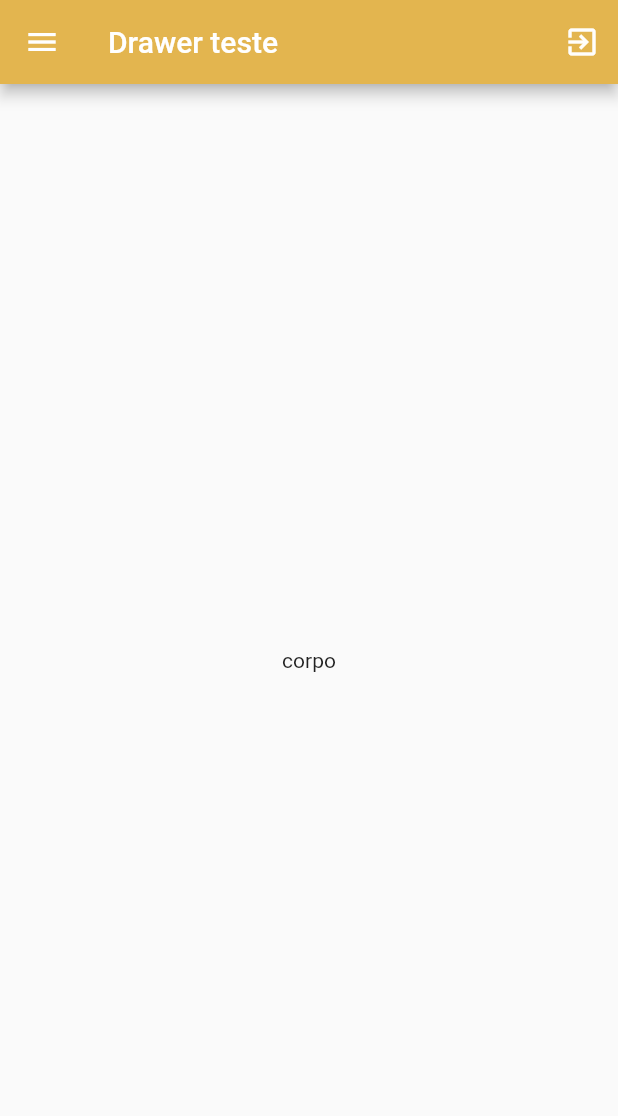
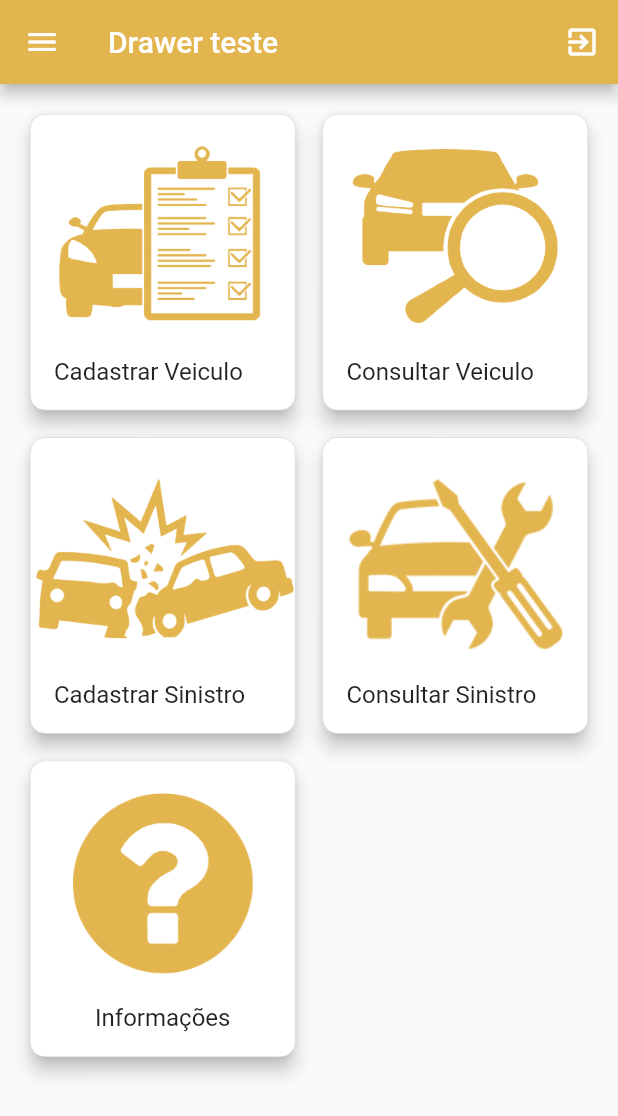
Before and after one commit to TheRoogers/Rede_Prime, a Flutter app: the HomePage screen opened directly, on a phone screen of 412 x 824 dp. Shown: the top 1116 px of the screen. Run offline on Flutter 3.47's test engine with Material 2 defaults, Android fonts, the light colour scheme and no system bars; our stand-ins replace cloud_firestore, date_field, firebase_auth, firebase_core, firebase_storage, google_fonts and 1 more; accounts and stored records are empty.

Commit message:
design homescren

```diff
--- a/lib/main.dart
+++ b/lib/main.dart
@@ -1,5 +1,6 @@
 import 'package:firebase_core/firebase_core.dart';
 import 'package:flutter/material.dart';
+import 'package:rede_prime/screens/home/information_page.dart';
 import 'package:rede_prime/screens/login/login_page.dart';
 import 'package:rede_prime/screens/signup/signup_page.dart';
 import 'package:rede_prime/screens/splash/splash_page.dart';
@@ -20,6 +21,7 @@ class MyApp extends StatelessWidget {
         '/splashpage': (BuildContext context) => new SplashPage(),
         '/loginpage': (BuildContext context) => new LoginPage(),
         '/signupage': (BuildContext context) => new SignUpPage(),
+        '/informationpage': (BuildContext context) => new InformationPage(),
       },
     );
   }
--- a/lib/screens/home/home_page.dart
+++ b/lib/screens/home/home_page.dart
@@ -2,12 +2,19 @@ import 'package:flutter/material.dart';
 import 'package:rede_prime/screens/login/login_page.dart';
 import 'package:rede_prime/shared/auth/authentication.dart';
 import 'package:rede_prime/shared/themes/app_colors.dart';
+import 'package:rede_prime/shared/themes/app_images.dart';
 
-class HomePage extends StatelessWidget {
+class HomePage extends StatefulWidget {
   const HomePage({Key? key}) : super(key: key);
 
   @override
+  State<HomePage> createState() => _HomePageState();
+}
+
+class _HomePageState extends State<HomePage> {
+  @override
   Widget build(BuildContext context) {
+    Size size = MediaQuery.of(context).size;
     return Scaffold(
       appBar: AppBar(
         backgroundColor: AppColors.secundary,
@@ -38,14 +45,140 @@ class HomePage extends StatelessWidget {
               decoration: BoxDecoration(
                 color: AppColors.secundary,
               ),
-              accountEmail: Text('@User'),
-              accountName: Text(''),
+              accountEmail: Text('email'),
+              accountName: Text('name'),
             )
           ],
         ),
       ),
-      body: Center(
-        child: const Text('corpo'),
+      body: GridView.count(
+        crossAxisCount: 2,
+        padding: EdgeInsets.all(16.0),
+        childAspectRatio: 0.9,
+        crossAxisSpacing: 10.0,
+        mainAxisSpacing: 10.0, //comprimento
+        children: <Widget>[
+          Card(
+            clipBehavior: Clip.antiAlias,
+            elevation: 5.0,
+            shape: RoundedRectangleBorder(
+              side: BorderSide(width: 0.1),
+              borderRadius: BorderRadius.circular(10),
+            ),
+            child: Column(children: <Widget>[
+              Padding(
+                padding: const EdgeInsets.all(10.0),
+              ),
+              Image.asset(
+                AppImages.registercar,
+                height: size.height * 0.15,
+                color: AppColors.secundary,
+              ),
+              ListTile(
+                title: const Text('Cadastrar Veiculo'),
+              )
+            ]),
+          ),
+          Card(
+            clipBehavior: Clip.antiAlias,
+            elevation: 5.0,
+            shape: RoundedRectangleBorder(
+              side: BorderSide(width: 0.1),
+              borderRadius: BorderRadius.circular(10),
+            ),
+            child: Column(
+              children: <Widget>[
+                Padding(
+                  padding: const EdgeInsets.all(10.0),
+                ),
+                Image.asset(
+                  AppImages.searchcar,
+                  height: size.height * 0.15,
+                  color: AppColors.secundary,
+                ),
+                ListTile(
+                  title: const Text('Consultar Veiculo'),
+                )
+              ],
+            ),
+          ),
+          Card(
+            clipBehavior: Clip.antiAlias,
+            elevation: 5.0,
+            shape: RoundedRectangleBorder(
+              side: BorderSide(width: 0.1),
+              borderRadius: BorderRadius.circular(10),
+            ),
+            child: Column(
+              children: <Widget>[
+                Padding(
+                  padding: const EdgeInsets.all(10),
+                ),
+                Image.asset(
+                  AppImages.accidentcar,
+                  height: size.height * 0.15,
+                  color: AppColors.secundary,
+                ),
+                ListTile(
+                  title: const Text('Cadastrar Sinistro'),
+                ),
+              ],
+            ),
+          ),
+          Card(
+            clipBehavior: Clip.antiAlias,
+            elevation: 5.0,
+            shape: RoundedRectangleBorder(
+              side: BorderSide(width: 0.1),
+              borderRadius: BorderRadius.circular(10),
+            ),
+            child: Column(
+              children: <Widget>[
+                Padding(
+                  padding: const EdgeInsets.all(10),
+                ),
+                Image.asset(
+                  AppImages.servicecar,
+                  height: size.height * 0.15,
+                  color: AppColors.secundary,
+                ),
+                ListTile(
+                  title: const Text('Consultar Sinistro'),
+                ),
+              ],
+            ),
+          ),
+          GestureDetector(
+            onTap: () {
+              Navigator.pushNamed(context, "/informationpage");
+            },
+            child: Card(
+              clipBehavior: Clip.antiAlias,
+              elevation: 5.0,
+              shape: RoundedRectangleBorder(
+                side: BorderSide(width: 0.1),
+                borderRadius: BorderRadius.circular(10),
+              ),
+              child: Column(
+                children: <Widget>[
+                  Padding(
+                    padding: const EdgeInsets.all(10),
+                  ),
+                  Image.asset(
+                    AppImages.question,
+                    height: size.height * 0.15,
+                    color: AppColors.secundary,
+                  ),
+                  ListTile(
+                    title: Center(
+                      child: const Text('Informações'),
+                    ),
+                  )
+                ],
+              ),
+            ),
+          )
+        ],
       ),
     );
   }
--- /dev/null
+++ b/lib/screens/home/information_page.dart
@@ -0,0 +1,12 @@
+import 'package:flutter/material.dart';
+
+class InformationPage extends StatelessWidget {
+  const InformationPage({ Key? key }) : super(key: key);
+
+  @override
+  Widget build(BuildContext context) {
+    return Container(
+
+    );
+  }
+}
--- a/lib/shared/themes/app_colors.dart
+++ b/lib/shared/themes/app_colors.dart
@@ -4,4 +4,5 @@ class AppColors {
   static final primary = Color(0xFF0a0707);
   static final secundary = Color(0xFFe3b54f);
   static final titlesplash = Color(0xFFfffefc);
+  static final cinza = Color(0xFFb1b9c7);
 }
--- a/lib/shared/themes/app_images.dart
+++ b/lib/shared/themes/app_images.dart
@@ -5,4 +5,9 @@ class AppImages {
   static const iconFace = "assets/images/icons/facebook.png";
   static const iconGoogle = "assets/images/icons/google.png";
   static const iconTwitter = "assets/images/icons/twitter.png";
+  static const registercar = "assets/images/icons/registercar.png";
+  static const searchcar = "assets/images/icons/searchcar.png";
+  static const accidentcar = "assets/images/icons/acidentcar.png";
+  static const servicecar = "assets/images/icons/servicecar.png";
+  static const question = "assets/images/icons/question.png";
 }
```
Also changed, not shown: assets/images/icons/acidentcar.png (added), assets/images/icons/question.png (added), assets/images/icons/registercar.png (added), assets/images/icons/searchcar.png (added), assets/images/icons/servicecar.png (added).
